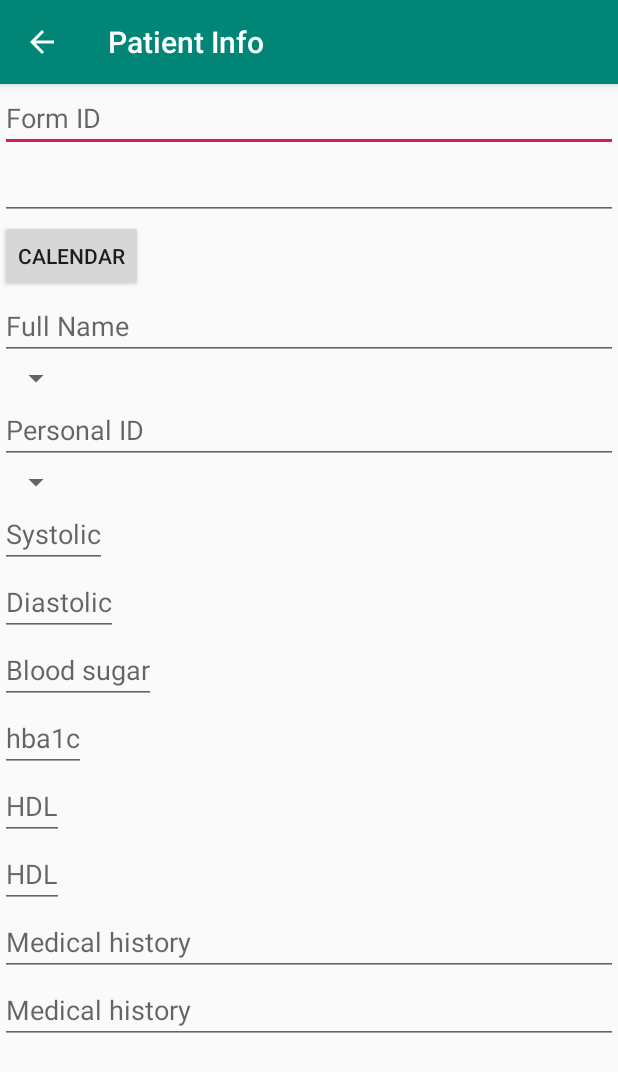
After one commit to tranphuvinh64/DRClassification, an Android app: the DisplayPatientInfoActivity screen opened directly, with no data from a screen before it, on a phone screen of 412 x 824 dp. The commit adds this screen. Shown: the top 1072 px of the screen. Run offline under Robolectric (Android 15) with nearby library versions, the phone set to English and light mode, and no system bars.

```diff
--- a/app/src/main/java/uit/vinh/kk/CustomAdapter.java
+++ b/app/src/main/java/uit/vinh/kk/CustomAdapter.java
@@ -24,7 +24,6 @@ public class CustomAdapter extends ArrayAdapter<DataModel> implements View.OnCli
     private static class ViewHolder {
         TextView personalID;
         TextView Name;
-        TextView Result;
         TextView dateOfBirth;
     }
 
@@ -71,7 +70,6 @@ public class CustomAdapter extends ArrayAdapter<DataModel> implements View.OnCli
             viewHolder.Name = convertView.findViewById(R.id.row_item_name);
             viewHolder.dateOfBirth = convertView.findViewById(R.id.row_item_DoB);
             viewHolder.personalID = convertView.findViewById(R.id.row_item_personalID);
-            viewHolder.Result = convertView.findViewById(R.id.row_item_result);
 //            viewHolder.txtName = (TextView) convertView.findViewById(R.id.name);
 //            viewHolder.txtType = (TextView) convertView.findViewById(R.id.type);
 //            viewHolder.txtVersion = (TextView) convertView.findViewById(R.id.version_number);
@@ -89,7 +87,6 @@ public class CustomAdapter extends ArrayAdapter<DataModel> implements View.OnCli
         result.startAnimation(animation);
         lastPosition = position;
 
-        viewHolder.Result.setText(dataModel.getResult());
         viewHolder.Name.setText(dataModel.getName());
         viewHolder.personalID.setText(dataModel.getPersonalID());
         viewHolder.dateOfBirth.setText(dataModel.getDateOfBirth());
--- /dev/null
+++ b/app/src/main/java/uit/vinh/kk/DisplayPatientInfoActivity.java
@@ -0,0 +1,25 @@
+package uit.vinh.kk;
+
+import android.os.Bundle;
+import android.widget.EditText;
+
+import androidx.appcompat.app.AppCompatActivity;
+
+public class DisplayPatientInfoActivity extends AppCompatActivity {
+    EditText Name;
+    @Override
+    protected void onCreate(Bundle savedInstanceState){
+        super.onCreate(savedInstanceState);
+        setContentView(R.layout.patientinfo);
+        getSupportActionBar().setDisplayHomeAsUpEnabled(true);
+
+        Name = findViewById(R.id.info_edittext_fullname);
+//        textView.setTag(textView.getKeyListener());
+//        textView.setKeyListener(null);
+        //Name.setTag(Name.getKeyListener());
+
+        // không cho sửa khi đang view
+        Name.setKeyListener(null);
+
+    }
+}
--- /dev/null
+++ b/app/src/main/res/layout/patientinfo.xml
@@ -0,0 +1,95 @@
+<?xml version="1.0" encoding="utf-8"?>
+<LinearLayout xmlns:android="http://schemas.android.com/apk/res/android"
+    android:orientation="vertical" android:layout_width="match_parent"
+    android:layout_height="match_parent">
+
+    <EditText
+        android:layout_width="match_parent"
+        android:layout_height="wrap_content"
+        android:hint="Form ID">
+    </EditText>
+
+    <LinearLayout
+        android:layout_width="match_parent"
+        android:layout_height="wrap_content"
+        android:orientation="vertical">
+
+        <EditText
+            android:id="@+id/info_edittext_today"
+            android:layout_width="match_parent"
+            android:layout_height="wrap_content"/>
+        <Button
+            android:id="@+id/info_button_calendar"
+            android:layout_width="wrap_content"
+            android:layout_height="wrap_content"
+            android:text="calendar" />
+    </LinearLayout>
+
+    <EditText
+        android:id="@+id/info_edittext_fullname"
+        android:layout_width="match_parent"
+        android:layout_height="wrap_content"
+        android:hint="Full Name">
+    </EditText>
+
+    <Spinner
+    android:id="@+id/info_spinner_sex"
+    android:layout_width="wrap_content"
+    android:layout_height="wrap_content"/>
+
+    <EditText
+        android:layout_width="match_parent"
+        android:layout_height="wrap_content"
+        android:hint="Personal ID"
+        android:id="@+id/info_edittext_personalID"/>
+    <ImageView
+        android:layout_width="match_parent"
+        android:layout_height="wrap_content"
+        android:id="@+id/info_imageview_image"/>
+    <Spinner
+        android:layout_width="wrap_content"
+        android:layout_height="wrap_content"
+        android:id="@+id/info_spinner_result"/>
+    <EditText
+        android:layout_width="wrap_content"
+        android:layout_height="wrap_content"
+        android:hint="Systolic"
+        android:id="@+id/info_edittext_bloodpressure_systolic"/>
+    <EditText
+        android:layout_width="wrap_content"
+        android:layout_height="wrap_content"
+        android:hint="Diastolic"
+        android:id="@+id/info_edittext_bloodpressure_diastolic"/>
+    <EditText
+        android:layout_width="wrap_content"
+        android:layout_height="wrap_content"
+        android:hint="Blood sugar"
+        android:id="@+id/info_edittext_bloodsugar"/>
+    <EditText
+        android:layout_width="wrap_content"
+        android:layout_height="wrap_content"
+        android:hint="hba1c"
+        android:id="@+id/info_edittext_hba1c"/>
+    <EditText
+        android:layout_width="wrap_content"
+        android:layout_height="wrap_content"
+        android:hint="HDL"
+        android:id="@+id/info_edittext_cholesterolHDL"/>
+
+    <EditText
+        android:layout_width="wrap_content"
+        android:layout_height="wrap_content"
+        android:hint="HDL"
+        android:id="@+id/info_edittext_cholesterolLDL"/>
+    <EditText
+        android:layout_width="match_parent"
+        android:layout_height="wrap_content"
+        android:hint="Medical history"
+        android:id="@+id/info_edittext_medical_history"/>
+    <EditText
+        android:layout_width="match_parent"
+        android:layout_height="wrap_content"
+        android:hint="Medical history"
+        android:id="@+id/info_edittext_note"/>
+
+</LinearLayout>
```
Also changed, not shown: app/src/main/AndroidManifest.xml (+7 -6 lines), app/src/main/java/uit/vinh/kk/Form.java (+142 -9 lines), app/src/main/java/uit/vinh/kk/MainActivity.java (+27 -14 lines), app/src/main/java/uit/vinh/kk/SavePatientInfoActivity.java (renamed from app/src/main/java/uit/vinh/kk/PatientInfoActivity.java, +5 -6 lines), app/src/main/java/uit/vinh/kk/ShowPatientInfoActivity.java (deleted, +0 -13 lines), app/src/main/res/layout/activity_showpatientinfo.xml (deleted, +0 -18 lines), app/src/main/res/layout/base_row_item.xml (+19 -9 lines), 1 other file.
